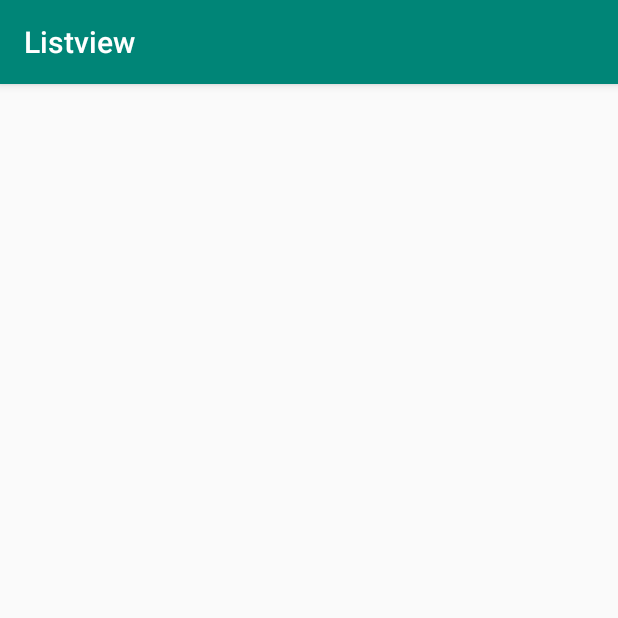
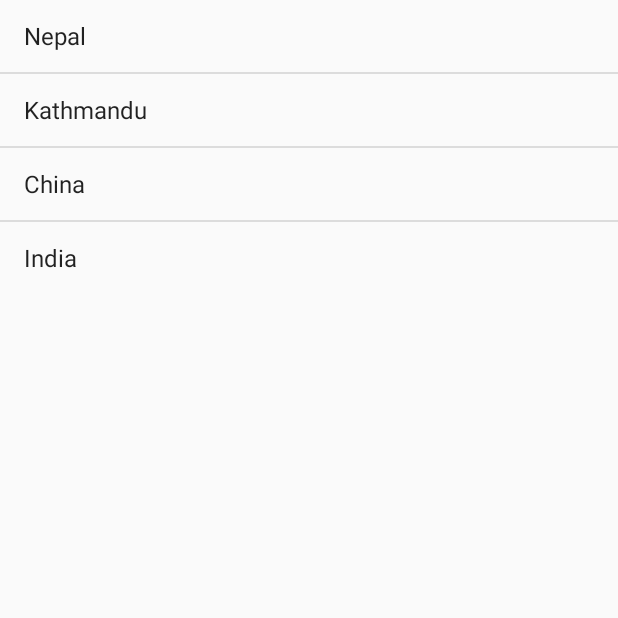
Before and after one commit to Shrawan-git/Topic4, an Android app: the screen it shows after launch (MainActivity), on a phone screen of 412 x 824 dp, the top half of it. Run offline under Robolectric (Android 15) with nearby library versions, the phone set to English and light mode, and no system bars.

Commit message:
my commit

```diff
--- a/app/src/main/java/com/example/listview/MainActivity.java
+++ b/app/src/main/java/com/example/listview/MainActivity.java
@@ -11,7 +11,7 @@ public class MainActivity extends AppCompatActivity {
 
     private ListView country;
 
-    public static final String countries[]={"Nepal","China","India"};
+    public static final String countries[]={"Nepal", "Kathmandu","China","India"};
 
     @Override
     protected void onCreate(Bundle savedInstanceState) {
@@ -20,6 +20,7 @@ public class MainActivity extends AppCompatActivity {
 
         country = findViewById(R.id.list);
 
-        ArrayAdapter adapter = new ArrayAdapter()
+        ArrayAdapter adapter = new ArrayAdapter(this, android.R.layout.simple_list_item_1,countries);
+        country.setAdapter(adapter);
     }
 }
--- a/app/src/main/res/values/styles.xml
+++ b/app/src/main/res/values/styles.xml
@@ -1,7 +1,7 @@
 <resources>
 
     <!-- Base application theme. -->
-    <style name="AppTheme" parent="Theme.AppCompat.Light.DarkActionBar">
+    <style name="AppTheme" parent="Theme.AppCompat.Light.NoActionBar">
         <!-- Customize your theme here. -->
         <item name="colorPrimary">@color/colorPrimary</item>
         <item name="colorPrimaryDark">@color/colorPrimaryDark</item>
```
